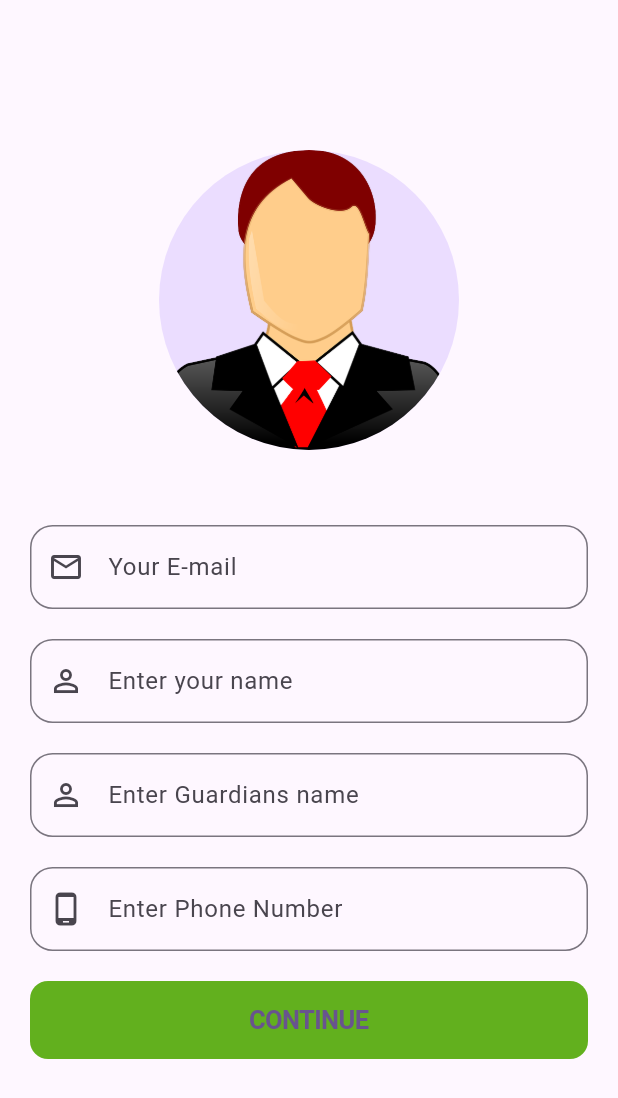
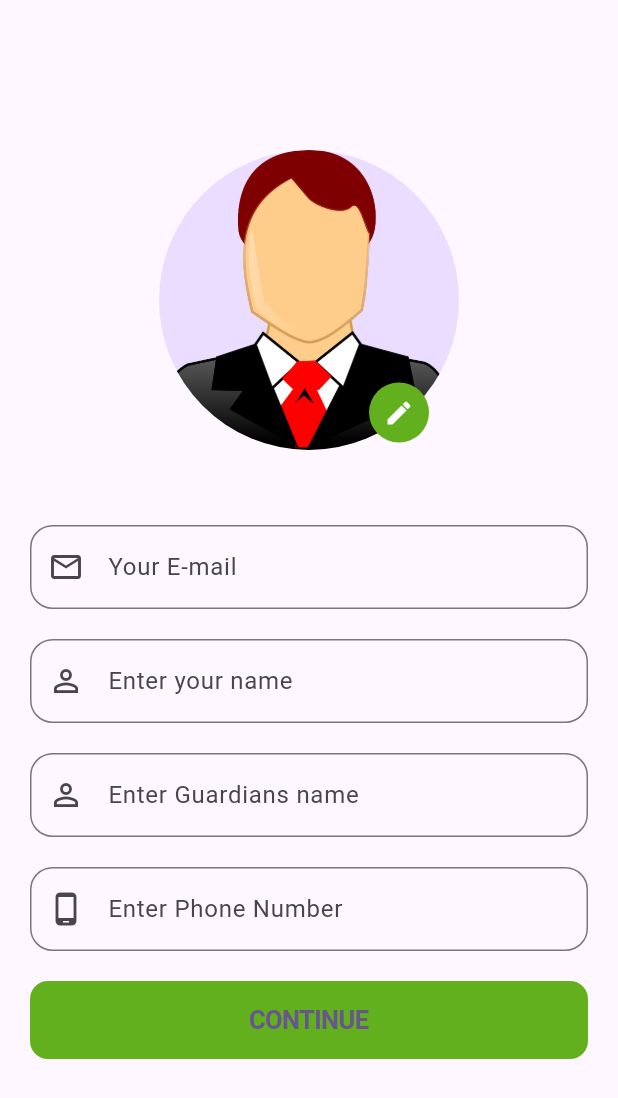
Before and after one commit to Saif334476/Ezitech-Attendance, a Flutter app: the ProfileCreationScreen screen opened directly, on a phone screen of 412 x 824 dp. Shown: the top 1098 px of the screen. Run offline on Flutter 3.47's test engine with Material 3 defaults, Android fonts, the light colour scheme and no system bars; our stand-ins replace cloud_firestore, firebase_auth, firebase_core, pinput; missing offline and left inert: email_otp; accounts and stored records are empty.

Commit message:
updated profile screen

```diff
--- a/lib/profile_creation_screen.dart
+++ b/lib/profile_creation_screen.dart
@@ -23,9 +23,31 @@ class _ProfileCreationScreenState extends State<ProfileCreationScreen> {
         padding: const EdgeInsets.only(top: 100.0),
         child: Column(
           children: [
-            CircleAvatar(
-              backgroundImage: AssetImage(selectedPhoto),
-              radius: 100,
+            Stack(
+              children: [
+                CircleAvatar(
+                  backgroundImage: AssetImage(selectedPhoto),
+                  radius: 100,
+                ),
+                Positioned(
+                  top:150,
+                  bottom: 0, // Position the button at the bottom of the CircleAvatar
+                  right: 20,  // Position it to the right of the CircleAvatar
+                  child: GestureDetector(
+                    onTap: () {
+                    },
+                    child: const CircleAvatar(
+                      radius: 20,  // Size of the edit button
+                      backgroundColor: Color(0xff62B01E), // Background color of the button
+                      child: Icon(
+                        Icons.edit, // Edit icon
+                        color: Colors.white,  // Icon color
+                        size: 20, // Icon size
+                      ),
+                    ),
+                  ),
+                ),
+              ],
             ),
             Padding(
               padding: const EdgeInsets.only(top: 50.0, right: 20, left: 20),
@@ -39,7 +61,7 @@ class _ProfileCreationScreenState extends State<ProfileCreationScreen> {
                             borderSide: const BorderSide(color: Colors.red),
                             borderRadius: BorderRadius.circular(15)),
                         border: OutlineInputBorder(
-                            borderSide: const BorderSide(color: Color(0xff1C4374)),
+                            borderSide: const BorderSide(color: Color(0xff62B01E)),
                             borderRadius: BorderRadius.circular(15)),
                         labelText: "Your E-mail",
                         prefixIcon: const Icon(Icons.email_outlined)),
```
